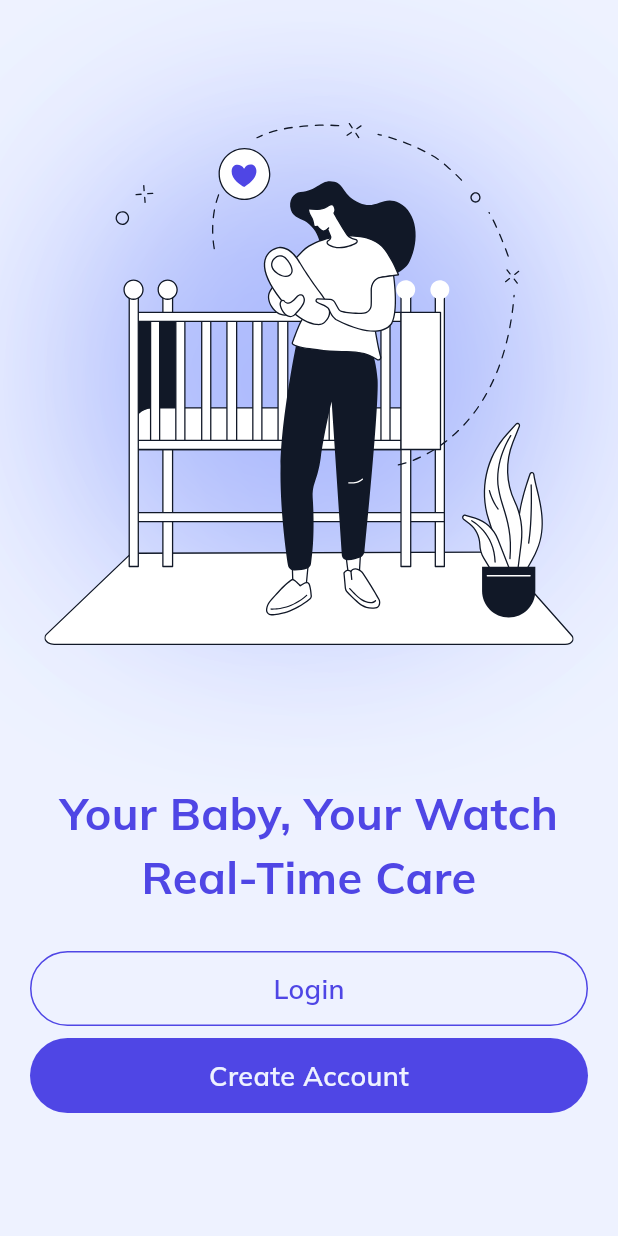
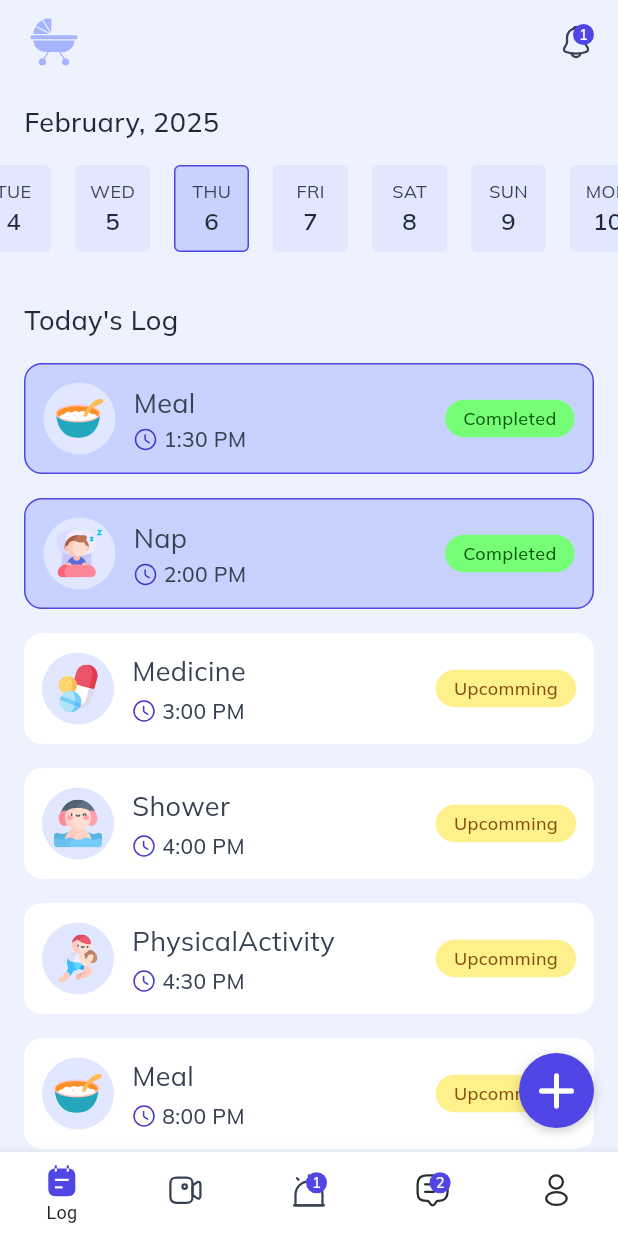
Before and after one commit to Zimmer550i/baby_watcher, a Flutter app: the screen it shows after launch, on a phone screen of 412 x 824 dp. Run offline on Flutter 3.47's test engine with Material 3 defaults, Android fonts, the light colour scheme and no system bars; our stand-ins replace flutter_screenutil, flutter_svg, get, pinput, shared_preferences; Roboto replaces fonts that are missing (mulish); project files that could hold a hidden picture were left out.

Commit message:
add: log and add log page

```diff
--- a/lib/helpers/route.dart
+++ b/lib/helpers/route.dart
@@ -8,6 +8,7 @@ import 'package:baby_watcher/views/screen/auth/verify_email.dart';
 import 'package:baby_watcher/views/screen/init/role_select.dart';
 import 'package:baby_watcher/views/screen/init/splash.dart';
 import 'package:baby_watcher/views/screen/init/welcome.dart';
+import 'package:baby_watcher/views/screen/parent/log/add_log.dart';
 import 'package:baby_watcher/views/screen/parent/parent_app.dart';
 import 'package:flutter/material.dart';
 import 'package:get/get.dart';
@@ -27,6 +28,8 @@ class AppRoutes {
 
   static String parentApp = '/parent_app';
 
+  static String addLog = '/add_log';
+
   static String babysitterApp = "/babysitter_app";
 
   static Map<String, Widget> routeWidgets = {
@@ -41,6 +44,7 @@ class AppRoutes {
     resetPasword: ResetPassword(),
     connectMothersAccount: ConnectMothersAccount(),
     parentApp: ParentApp(),
+    addLog: AddLog(),
   };
 
   static List<GetPage> pages = [
--- a/lib/main.dart
+++ b/lib/main.dart
@@ -45,7 +45,7 @@ class MyApp extends StatelessWidget {
                   ),
                   transitionDuration: const Duration(milliseconds: 500),
                   getPages: AppRoutes.pages,
-                  initialRoute: AppRoutes.splashScreen,
+                  initialRoute: AppRoutes.parentApp,
                 );
               },
             );
--- /dev/null
+++ b/lib/models/log_model.dart
@@ -0,0 +1,20 @@
+import 'package:flutter/material.dart';
+
+enum LogType { meal, medicine, nap, physicalActivity, shower, others }
+
+class LogModel {
+  String name;
+  LogType type;
+  TimeOfDay time;
+  bool isCompleted;
+
+  LogModel({
+    this.name = "",
+    this.type = LogType.others,
+    required this.time,
+    this.isCompleted = false,
+  }) {
+    name = type.toString().substring(type.toString().indexOf('.') + 1);
+    name = name[0].toUpperCase() + name.substring(1);
+  }
+}
--- a/lib/utils/app_icons.dart
+++ b/lib/utils/app_icons.dart
@@ -46,4 +46,5 @@ class AppIcons {
   static const String key = 'assets/icons/key.svg';
   static const String email = 'assets/icons/email.svg';
   static const String eyeOff = 'assets/icons/eye_off.svg';
+  static const String clock = 'assets/icons/clock.svg';
 }
--- /dev/null
+++ b/lib/views/screen/parent/log/parent_log.dart
@@ -0,0 +1,366 @@
+import 'package:baby_watcher/helpers/route.dart';
+import 'package:baby_watcher/models/log_model.dart';
+import 'package:baby_watcher/utils/app_colors.dart';
+import 'package:baby_watcher/utils/app_icons.dart';
+import 'package:flutter/material.dart';
+import 'package:flutter_svg/svg.dart';
+import 'package:get/get.dart';
+
+class ParentLog extends StatefulWidget {
+  const ParentLog({super.key});
+
+  @override
+  State<ParentLog> createState() => _ParentLogState();
+}
+
+class _ParentLogState extends State<ParentLog> {
+  List<DateTime> days = [];
+  List<LogModel> logs = [
+    LogModel(
+      type: LogType.meal,
+      time: TimeOfDay(hour: 13, minute: 30),
+      isCompleted: true,
+    ),
+    LogModel(
+      type: LogType.nap,
+      time: TimeOfDay(hour: 14, minute: 00),
+      isCompleted: true,
+    ),
+    LogModel(type: LogType.medicine, time: TimeOfDay(hour: 15, minute: 00)),
+    LogModel(type: LogType.shower, time: TimeOfDay(hour: 16, minute: 00)),
+    LogModel(
+      type: LogType.physicalActivity,
+      time: TimeOfDay(hour: 16, minute: 30),
+    ),
+    LogModel(type: LogType.meal, time: TimeOfDay(hour: 20, minute: 00)),
+  ];
+  int selected = 0;
+
+  @override
+  void initState() {
+    super.initState();
+    var temp = DateTime(DateTime.now().year, DateTime.now().month, 1);
+    int count = 0;
+    while (temp.month == DateTime.now().month) {
+      days.add(temp);
+      temp = temp.add(const Duration(days: 1));
+      if (temp.day == DateTime.now().day) {
+        count++;
+        selected = count;
+      } else {
+        count++;
+      }
+    }
+  }
+
+  @override
+  Widget build(BuildContext context) {
+    return Scaffold(
+      appBar: homeAppBar(),
+      floatingActionButton: GestureDetector(
+        onTap: () {
+          Get.toNamed(AppRoutes.addLog);
+        },
+        child: Container(
+          height: 50,
+          width: 50,
+          decoration: BoxDecoration(
+            color: AppColors.indigo,
+            shape: BoxShape.circle,
+            boxShadow: [
+              BoxShadow(
+                offset: Offset(0, 2),
+                blurRadius: 5,
+                // spreadRadius: 2,
+                color: Colors.black.withAlpha(50),
+              ),
+            ],
+          ),
+          child: Icon(Icons.add_rounded, color: Colors.white, size: 40),
+        ),
+      ),
+      body: Padding(
+        padding: EdgeInsets.symmetric(horizontal: 16),
+        child: Column(
+          spacing: 16,
+          crossAxisAlignment: CrossAxisAlignment.start,
+          children: [
+            Padding(
+              padding: const EdgeInsets.only(top: 12.0),
+              child: Text(
+                "February, 2025",
+                style: TextStyle(
+                  fontVariations: [FontVariation("wght", 500)],
+                  fontSize: 18,
+                  color: AppColors.gray[700],
+                ),
+              ),
+            ),
+            SizedBox(
+              height: 58,
+              child: ListView.builder(
+                scrollDirection: Axis.horizontal,
+                clipBehavior: Clip.none,
+                itemCount: days.length,
+                controller: ScrollController(
+                  initialScrollOffset:
+                      (selected / 2).ceil() * 50 + (selected * 16),
+                ),
+                itemBuilder: (context, index) {
+                  return dayWidget(index);
+                },
+              ),
+            ),
+            const SizedBox(),
+            Text(
+              "Today's Log",
+              style: TextStyle(
+                fontVariations: [FontVariation("wght", 500)],
+                fontSize: 18,
+                color: AppColors.gray[700],
+              ),
+            ),
+            Expanded(
+              child: ListView.builder(
+                itemCount: logs.length,
+                itemBuilder: (context, index) {
+                  return logWidget(logs[index]);
+                },
+              ),
+            ),
+          ],
+        ),
+      ),
+    );
+  }
+
+  AppBar homeAppBar() {
+    return AppBar(
+      backgroundColor: AppColors.indigo[25],
+      leading: Padding(
+        padding: const EdgeInsets.only(left: 16),
+        child: Center(
+          child: SvgPicture.asset(
+            AppIcons.logo,
+            height: 32,
+            width: 32,
+            colorFilter: ColorFilter.mode(
+              AppColors.indigo[200]!,
+              BlendMode.srcIn,
+            ),
+          ),
+        ),
+      ),
+      actions: [
+        Stack(
+          alignment: Alignment.topRight,
+          children: [
+            SvgPicture.asset(AppIcons.notification),
+            // if (notifications[pos] != 0)
+            Container(
+              height: 14,
+              width: 14,
+              decoration: BoxDecoration(
+                color: AppColors.indigo,
+                shape: BoxShape.circle,
+              ),
+              child: FittedBox(
+                child: Text(
+                  "1",
+                  style: TextStyle(
+                    fontVariations: [FontVariation("wght", 500)],
+                    color: Colors.white,
+                  ),
+                ),
+              ),
+            ),
+          ],
+        ),
+        const SizedBox(width: 16),
+      ],
+    );
+  }
+
+  Padding dayWidget(int index) {
+    return Padding(
+      padding: EdgeInsets.only(right: index == days.length - 1 ? 0 : 16),
+      child: GestureDetector(
+        onTap: () {
+          setState(() {
+            selected = index;
+          });
+        },
+        child: Container(
+          height: 58,
+          width: 50,
+          padding: EdgeInsets.symmetric(horizontal: 8),
+          decoration: BoxDecoration(
+            color:
+                index == selected
+                    ? AppColors.indigo[100]
+                    : AppColors.indigo[50],
+            borderRadius: BorderRadius.circular(4),
+            border:
+                index == selected ? Border.all(color: AppColors.indigo) : null,
+          ),
+          child: Column(
+            mainAxisAlignment: MainAxisAlignment.center,
+            children: [
+              Text(
+                getWeekday(days[index]).toUpperCase(),
+                style: TextStyle(
+                  fontVariations: [FontVariation("wght", 400)],
+                  fontSize: 12,
+                  color: AppColors.gray[600],
+                ),
+              ),
+              Text(
+                days[index].day.toString(),
+                style: TextStyle(
+                  fontVariations: [FontVariation("wght", 600)],
+                  fontSize: 16,
+                  color: AppColors.gray[700],
+                ),
+              ),
+            ],
+          ),
+        ),
+      ),
+    );
+  }
+
+  String getWeekday(DateTime date) {
+    return date.weekday == 1
+        ? "Mon"
+        : date.weekday == 2
+        ? "Tue"
+        : date.weekday == 3
+        ? "Wed"
+        : date.weekday == 4
+        ? "Thu"
+        : date.weekday == 5
+        ? "Fri"
+        : date.weekday == 6
+        ? "Sat"
+        : "Sun";
+  }
+
+  Widget logWidget(LogModel item) {
+    bool isPast = item.time.isBefore(TimeOfDay.now());
+    bool notConfirmed = !item.isCompleted && isPast;
+    // notConfirmed = true;
+
+    return Padding(
+      padding: const EdgeInsets.only(bottom: 16.0),
+      child: Container(
+        height: 74,
+        padding: EdgeInsets.all(12),
+        decoration: BoxDecoration(
+          borderRadius: BorderRadius.circular(12),
+          color: item.isCompleted ? AppColors.indigo[100] : Colors.white,
+          // ignore: dead_code
+          border:
+              item.isCompleted
+                  ? Border.all(color: AppColors.indigo)
+                  : notConfirmed
+                  ? Border.all(color: Color(0xffC84949))
+                  : null,
+        ),
+        child: Row(
+          children: [
+            Container(
+              height: 48,
+              width: 48,
+              decoration: BoxDecoration(
+                shape: BoxShape.circle,
+                color: AppColors.indigo[50],
+              ),
+              child: Center(
+                child: SvgPicture.asset(switch (item.type) {
+                  LogType.meal => AppIcons.meal,
+                  LogType.nap => AppIcons.nap,
+                  LogType.medicine => AppIcons.med,
+                  LogType.shower => AppIcons.shower,
+                  LogType.physicalActivity => AppIcons.physical,
+                  LogType.others => AppIcons.motherWithBaby,
+                }),
+              ),
+            ),
+            const SizedBox(width: 12),
+            Column(
+              crossAxisAlignment: CrossAxisAlignment.start,
+              mainAxisAlignment: MainAxisAlignment.spaceBetween,
+              children: [
+                Text(
+                  item.name,
+                  style: TextStyle(
+                    fontVariations: [FontVariation("wght", 400)],
+                    fontSize: 18,
+                    color: AppColors.gray[600],
+                  ),
+                ),
+                Row(
+                  children: [
+                    SvgPicture.asset(AppIcons.clock),
+                    const SizedBox(width: 4),
+                    Text(
+                      formatTime(item.time),
+                      style: TextStyle(
+                        fontVariations: [FontVariation("wght", 500)],
+                        fontSize: 14,
+                        color: AppColors.gray[600],
+                      ),
+                    ),
+                  ],
+                ),
+              ],
+            ),
+            const Spacer(),
+            Container(
+              padding: EdgeInsets.symmetric(horizontal: 12, vertical: 4),
+              decoration: BoxDecoration(
+                color:
+                    item.isCompleted
+                        ? Color(0xff76FF76)
+                        : isPast
+                        ? Color(0xffFE8A8A)
+                        : AppColors.yellow[100],
+
+                borderRadius: BorderRadius.circular(18),
+              ),
+              child: Text(
+                item.isCompleted
+                    ? "Completed"
+                    : isPast
+                    ? "Not Confirmed"
+                    : "Upcomming",
+                style: TextStyle(
+                  color:
+                      item.isCompleted
+                          ? Color(0xff095209)
+                          : isPast
+                          ? Color(0xff6A2626)
+                          : AppColors.yellow.shade700,
+                  fontSize: 12,
+                  fontVariations: [FontVariation("wght", 500)],
+                ),
+              ),
+            ),
+          ],
+        ),
+      ),
+    );
+  }
+
+  String formatTime(TimeOfDay time) {
+    String rtn = "";
+
+    rtn += time.hourOfPeriod.toString();
+    rtn += ":";
+    rtn += time.minute.toString().padLeft(2, "0");
+    rtn += " ";
+    rtn += time.period == DayPeriod.am ? "AM" : "PM";
+
+    return rtn;
+  }
+}
--- a/lib/views/screen/parent/parent_app.dart
+++ b/lib/views/screen/parent/parent_app.dart
@@ -1,5 +1,6 @@
 import 'package:baby_watcher/utils/app_colors.dart';
 import 'package:baby_watcher/utils/app_icons.dart';
+import 'package:baby_watcher/views/screen/parent/log/parent_log.dart';
 import 'package:flutter/material.dart';
 import 'package:flutter_svg/svg.dart';
 
@@ -14,7 +15,7 @@ class _ParentAppState extends State<ParentApp> {
   int index = 0;
   PageController controller = PageController(initialPage: 0);
   List<Widget> pages = [
-    Center(child: Text("Page 1")),
+    ParentLog(),
     Center(child: Text("Page 2")),
     Center(child: Text("Page 3")),
     Center(child: Text("Page 4")),
```
Also changed, not shown: lib/views/base/custom_drop_down.dart (added, +152 -0 lines), lib/views/base/custom_text_field.dart (+15 -5 lines), lib/views/screen/parent/log/add_log.dart (added, +99 -0 lines), assets/icons/clock.svg (added).
